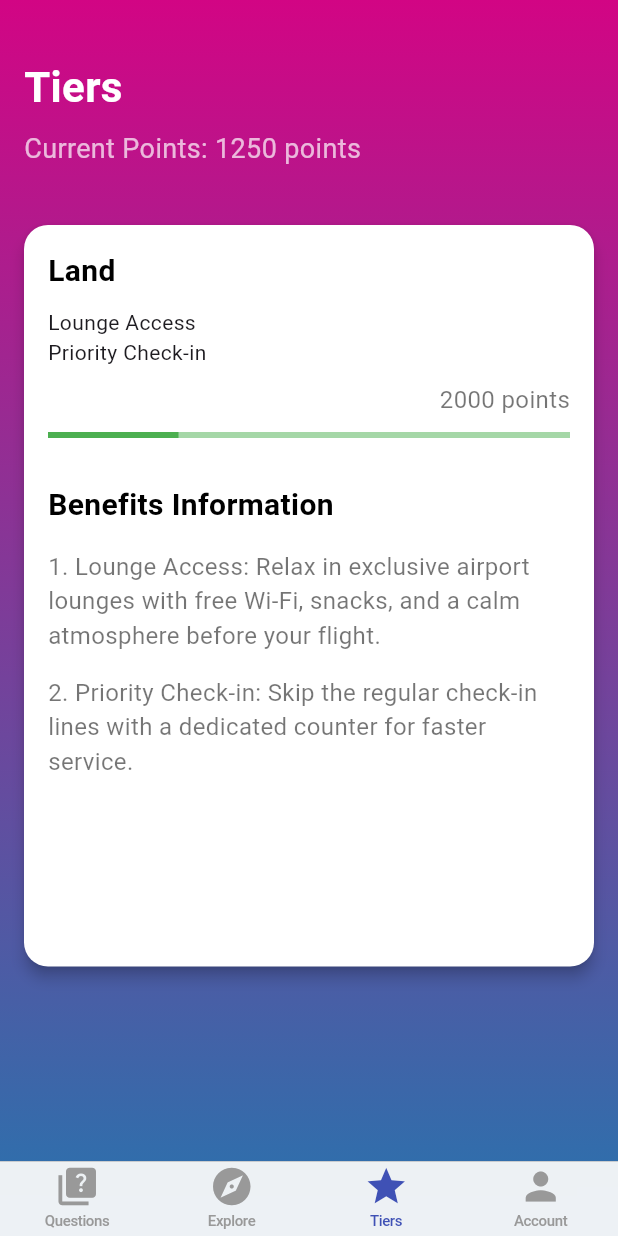
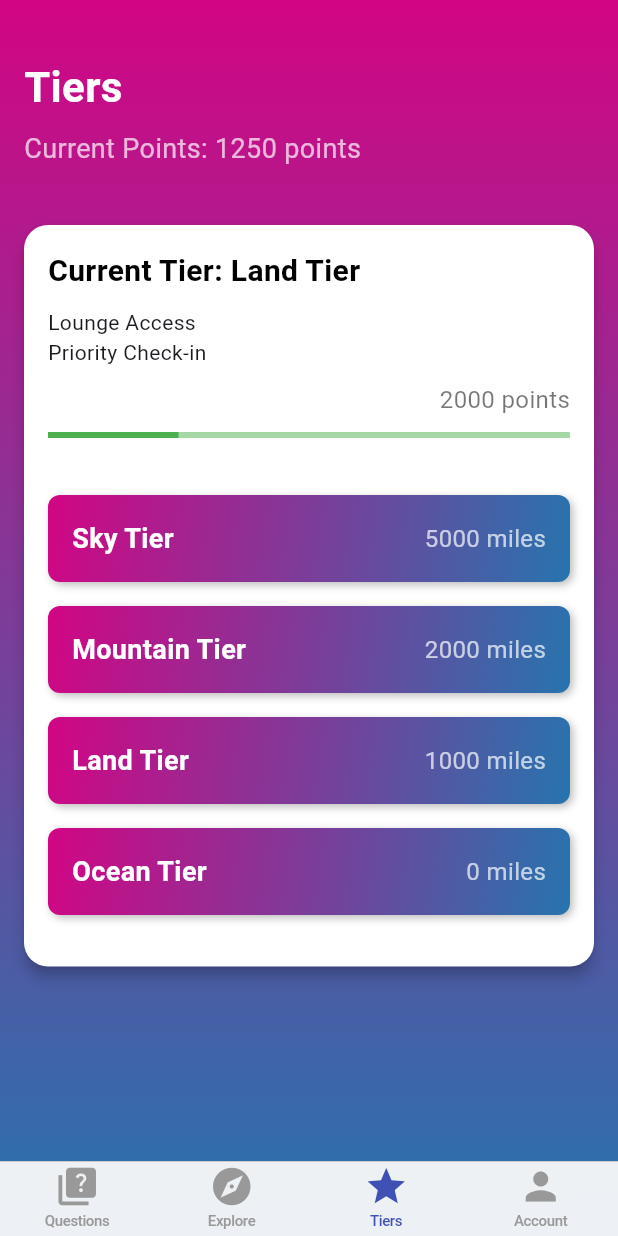
Before and after one commit to alaskawaiian/alaskawaiian, a Flutter app: the screen it shows once a user with an empty profile is signed in, item 3 of the bottom bar chosen, on a phone screen of 412 x 824 dp. Run offline on Flutter 3.47's test engine with Material 3 defaults, Android fonts, the phone set to English and light mode, and no system bars; our stand-ins replace cloud_firestore, firebase_auth, firebase_core, firebase_messaging, flutter_riverpod, flutter_svg and 4 more; accounts and stored records are empty; Roboto replaces fonts that are missing (Jomolhari).

Commit message:
Update tiers.dart

```diff
--- a/lib/features/tiers/presentation/tiers.dart
+++ b/lib/features/tiers/presentation/tiers.dart
@@ -28,73 +28,40 @@ class TierCard extends StatelessWidget {
       required this.points,
       required this.nextPoints});
 
-  Widget _benefitInformationLayout(String text) {
-    return Text(
-      text,
-      style: TextStyle(
-        fontSize: 16,
-        color: Colors.black54,
-      ),
-      softWrap: true,
-      overflow: TextOverflow.visible,
-    );
-  }
-
-  Widget _buildOcean() {
-    return Column(
-      crossAxisAlignment: CrossAxisAlignment.start,
-      children: [
-        SizedBox(height: 15),
-        _benefitInformationLayout(
-            '1. Priority Boarding: Board the plane early to ensure overhead storage space and a comfortable boarding process.'),
-        SizedBox(height: 15),
-        _benefitInformationLayout(
-            '2. Extra Baggage Allowance: Enjoy an additional baggage allowance for longer trips or extra luggage needs.'),
+  final List<Map<String, dynamic>> tiers = [
+    {
+      "name": "Sky Tier",
+      "miles": 5000,
+      "benefits": [
+        '1. Complimentary Service: Receive free in-flight services such as meals, drinks, and entertainment upgrades.',
+        '2. Early Access to Tickets: Be the first to purchase tickets, ensuring access to the best routes and seats.',
       ],
-    );
-  }
-
-  Widget _buildLand() {
-    return Column(
-      crossAxisAlignment: CrossAxisAlignment.start,
-      children: [
-        SizedBox(height: 15),
-        _benefitInformationLayout(
-            '1. Lounge Access: Relax in exclusive airport lounges with free Wi-Fi, snacks, and a calm atmosphere before your flight.'),
-        SizedBox(height: 15),
-        _benefitInformationLayout(
-            '2. Priority Check-in: Skip the regular check-in lines with a dedicated counter for faster service.'),
+    },
+    {
+      "name": "Mountain Tier",
+      "miles": 2000,
+      "benefits": [
+        '1. Free Upgrades: Enjoy complimentary upgrades to premium seating or cabins whenever available.',
+        '2. Exclusive Offers: Access special discounts, early sales, and unique promotions reserved for this tier.',
       ],
-    );
-  }
-
-  Widget _buildMountain() {
-    return Column(
-      crossAxisAlignment: CrossAxisAlignment.start,
-      children: [
-        SizedBox(height: 15),
-        _benefitInformationLayout(
-            '1. Free Upgrades: Enjoy complimentary upgrades to premium seating or cabins whenever available.'),
-        SizedBox(height: 15),
-        _benefitInformationLayout(
-            '2. Exclusive Offers: Access special discounts, early sales, and unique promotions reserved for this tier.'),
+    },
+    {
+      "name": "Land Tier",
+      "miles": 1000,
+      "benefits": [
+        '1. Lounge Access: Relax in exclusive airport lounges with free Wi-Fi, snacks, and a calm atmosphere before your flight.',
+        '2. Priority Check-in: Skip the regular check-in lines with a dedicated counter for faster service.',
       ],
-    );
-  }
-
-  Widget _buildSky() {
-    return Column(
-      crossAxisAlignment: CrossAxisAlignment.start,
-      children: [
-        SizedBox(height: 15),
-        _benefitInformationLayout(
-            '1. Complimentary Service: Receive free in-flight services such as meals, drinks, and entertainment upgrades.'),
-        SizedBox(height: 15),
-        _benefitInformationLayout(
-            '2. Early Access to Tickets: Be the first to purchase tickets, ensuring access to the best routes and seats.'),
+    },
+    {
+      "name": "Ocean Tier",
+      "miles": 0,
+      "benefits": [
+        '1. Priority Boarding: Board the plane early to ensure overhead storage space and a comfortable boarding process.',
+        '2. Extra Baggage Allowance: Enjoy an additional baggage allowance for longer trips or extra luggage needs.',
       ],
-    );
-  }
+    },
+  ];
 
   @override
   Widget build(BuildContext context) {
@@ -167,11 +134,12 @@ class TierCard extends StatelessWidget {
                             mainAxisAlignment: MainAxisAlignment.spaceBetween,
                             children: [
                               Text(
-                                tier.tierName,
+                                'Current Tier: ${tier.tierName}',
                                 style: TextStyle(
                                   fontSize: 20,
                                   fontWeight: FontWeight.bold,
                                   color: Colors.black,
+                                  fontFamily: 'Jomolhari',
                                 ),
                               ),
                             ],
@@ -209,35 +177,41 @@ class TierCard extends StatelessWidget {
                             backgroundColor: tier.color.withOpacity(0.5),
                           ),
                           SizedBox(height: 30),
-                          Row(
-                            mainAxisAlignment: MainAxisAlignment.spaceBetween,
-                            children: [
-                              Text(
-                                'Benefits Information',
-                                style: TextStyle(
-                                  fontSize: 20,
-                                  fontWeight: FontWeight.bold,
-                                  color: Colors.black,
-                                ),
-                              ),
-                            ],
-                          ),
                           Expanded(
-                            child: Row(
-                              children: <Widget>[
-                                if (tier.tierName == 'Ocean') ...[
-                                  Expanded(child: _buildOcean())
-                                ],
-                                if (tier.tierName == 'Land') ...[
-                                  Expanded(child: _buildLand())
-                                ],
-                                if (tier.tierName == 'Mountain') ...[
-                                  Expanded(child: _buildMountain())
-                                ],
-                                if (tier.tierName == 'Sky') ...[
-                                  Expanded(child: _buildSky())
-                                ],
-                              ],
+                            child: Column(
+                              children: tiers.map((tier) {
+                                return GestureDetector(
+                                  onTap: () {
+                                    showDialog(
+                                      context: context,
+                                      builder: (context) => AlertDialog(
+                                        title: Text(tier['name']),
+                                        content: SingleChildScrollView(
+                                          child: Column(
+                                            crossAxisAlignment: CrossAxisAlignment.start,
+                                            children: tier['benefits']
+                                                .map<Widget>((benefit) => Padding(
+                                              padding: const EdgeInsets.only(bottom: 10),
+                                              child: Text(benefit),
+                                            ))
+                                                .toList(),
+                                          ),
+                                        ),
+                                        actions: [
+                                          TextButton(
+                                            onPressed: () => Navigator.pop(context),
+                                            child: Text('Close'),
+                                          ),
+                                        ],
+                                      ),
+                                    );
+                                  },
+                                  child: TierWidget(
+                                    tierName: tier['name'],
+                                    miles: tier['miles'],
+                                  ),
+                                );
+                              }).toList(),
                             ),
                           ),
                         ],
@@ -252,35 +226,87 @@ class TierCard extends StatelessWidget {
   }
 }
 
+class TierWidget extends StatelessWidget {
+  final String tierName;
+  final int miles;
+
+  const TierWidget({required this.tierName, required this.miles});
+
+  @override
+  Widget build(BuildContext context) {
+    return Container(
+      margin: EdgeInsets.symmetric(vertical: 8),
+      padding: EdgeInsets.symmetric(vertical: 16, horizontal: 16),
+      decoration: BoxDecoration(
+        gradient: LinearGradient(
+          colors: [hawaiianPink, alaskaBlue],
+          begin: Alignment.topLeft,
+          end: Alignment.bottomRight,
+        ),
+        borderRadius: BorderRadius.circular(8),
+        boxShadow: [
+          BoxShadow(
+            color: Colors.black26,
+            blurRadius: 4,
+            offset: Offset(2, 2),
+          ),
+        ],
+      ),
+      child: Row(
+        mainAxisAlignment: MainAxisAlignment.spaceBetween,
+        children: [
+          Text(
+            tierName,
+            style: TextStyle(
+              fontSize: 18,
+              fontWeight: FontWeight.bold,
+              color: Colors.white,
+              fontFamily: 'Jomolhari',
+            ),
+          ),
+          Text(
+            '$miles miles',
+            style: TextStyle(
+              fontSize: 16,
+              color: Colors.white70,
+              fontFamily: 'Jomolhari',
+            ),
+          ),
+        ],
+      ),
+    );
+  }
+}
+
 class Tiers extends StatelessWidget {
   final List<Tier> tiers = [
     Tier(
-      tierName: 'Ocean',
+      tierName: 'Ocean Tier',
       benefits: ['Priority Boarding', 'Extra Baggage Allowance'],
       color: Colors.blueAccent,
       minPoints: 0,
     ),
     Tier(
-      tierName: 'Land',
+      tierName: 'Land Tier',
       benefits: ['Lounge Access', 'Priority Check-in'],
       color: Colors.green,
       minPoints: 1000,
     ),
     Tier(
-      tierName: 'Mountain',
+      tierName: 'Mountain Tier',
       benefits: ['Free Upgrades', 'Exclusive Offers'],
       color: Colors.orange,
       minPoints: 2000,
     ),
     Tier(
-      tierName: 'Sky',
+      tierName: 'Sky Tier',
       benefits: ['Complimentary Service', 'Early Access to Tickets'],
       color: Colors.blue,
       minPoints: 5000,
     ),
   ];
 
-  final int points = 1250; // Edit amount of miles here.
+  final int points = 1250;
 
   @override
   Widget build(BuildContext context) {
```
